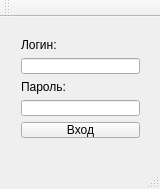
Qt form Dialog_Out/mainwindow.ui (MaximLitov/531) before a commit.
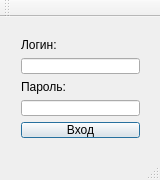
The same form after that commit.

What changed in the file:
```diff
--- a/Dialog_Out/mainwindow.ui
+++ b/Dialog_Out/mainwindow.ui
@@ -7,14 +7,14 @@
     <x>0</x>
     <y>0</y>
     <width>160</width>
-    <height>189</height>
+    <height>180</height>
    </rect>
   </property>
   <property name="windowTitle">
    <string>Авторизация</string>
   </property>
   <widget class="QWidget" name="centralWidget">
-   <widget class="QWidget" name="">
+   <widget class="QWidget" name="layoutWidget">
     <property name="geometry">
      <rect>
       <x>10</x>
@@ -49,6 +49,9 @@
        <property name="text">
         <string>Вход</string>
        </property>
+       <property name="default">
+        <bool>true</bool>
+       </property>
       </widget>
      </item>
     </layout>
```
Left out of the diff: 2 changed lines with no effect on the pictures.
